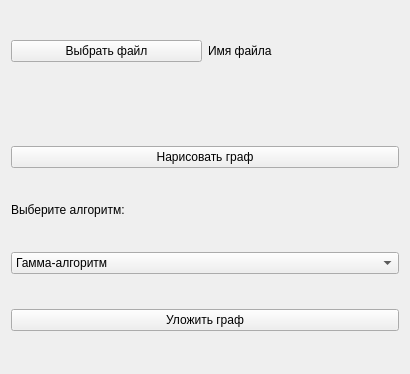
Above: client/gui/ui_graph_page.ui from RozeQz/GraphEmbedding before the change. Below: the same form after it.
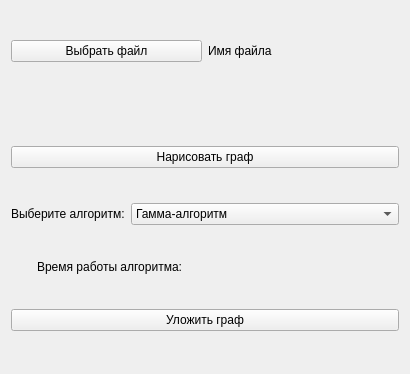
That is the form after the change. Icons and pictures are not drawn.

Commit message: GUI: Add running time of algorithms

The edit to the form file:
```diff
--- a/client/gui/ui_graph_page.ui
+++ b/client/gui/ui_graph_page.ui
@@ -61,9 +61,11 @@
       </widget>
      </item>
      <item>
+      <layout class="QHBoxLayout" name="horizontalLayout_4">
+       <item>
       <widget class="QLabel" name="lbl_algorithm">
        <property name="sizePolicy">
-        <sizepolicy hsizetype="Preferred" vsizetype="Fixed">
+          <sizepolicy hsizetype="Maximum" vsizetype="Fixed">
          <horstretch>0</horstretch>
          <verstretch>0</verstretch>
         </sizepolicy>
@@ -100,6 +102,50 @@
         </property>
        </item>
       </widget>
+       </item>
+      </layout>
+     </item>
+     <item>
+      <layout class="QHBoxLayout" name="horizontalLayout_3">
+       <item>
+        <widget class="QLabel" name="lbl_clock">
+         <property name="sizePolicy">
+          <sizepolicy hsizetype="Fixed" vsizetype="Fixed">
+           <horstretch>0</horstretch>
+           <verstretch>0</verstretch>
+          </sizepolicy>
+         </property>
+         <property name="maximumSize">
+          <size>
+           <width>20</width>
+           <height>20</height>
+          </size>
+         </property>
+         <property name="text">
+          <string/>
+         </property>
+         <property name="pixmap">
+          <pixmap>resources/img/clock.png</pixmap>
+         </property>
+         <property name="scaledContents">
+          <bool>true</bool>
+         </property>
+        </widget>
+       </item>
+       <item>
+        <widget class="QLabel" name="lbl_time">
+         <property name="sizePolicy">
+          <sizepolicy hsizetype="Preferred" vsizetype="Fixed">
+           <horstretch>0</horstretch>
+           <verstretch>0</verstretch>
+          </sizepolicy>
+         </property>
+         <property name="text">
+          <string>Время работы алгоритма:</string>
+         </property>
+        </widget>
+       </item>
+      </layout>
      </item>
      <item>
       <widget class="QPushButton" name="btn_embed">
```
Lines whose indentation alone changed are shown as unchanged. The commit also changes 4 other files.
